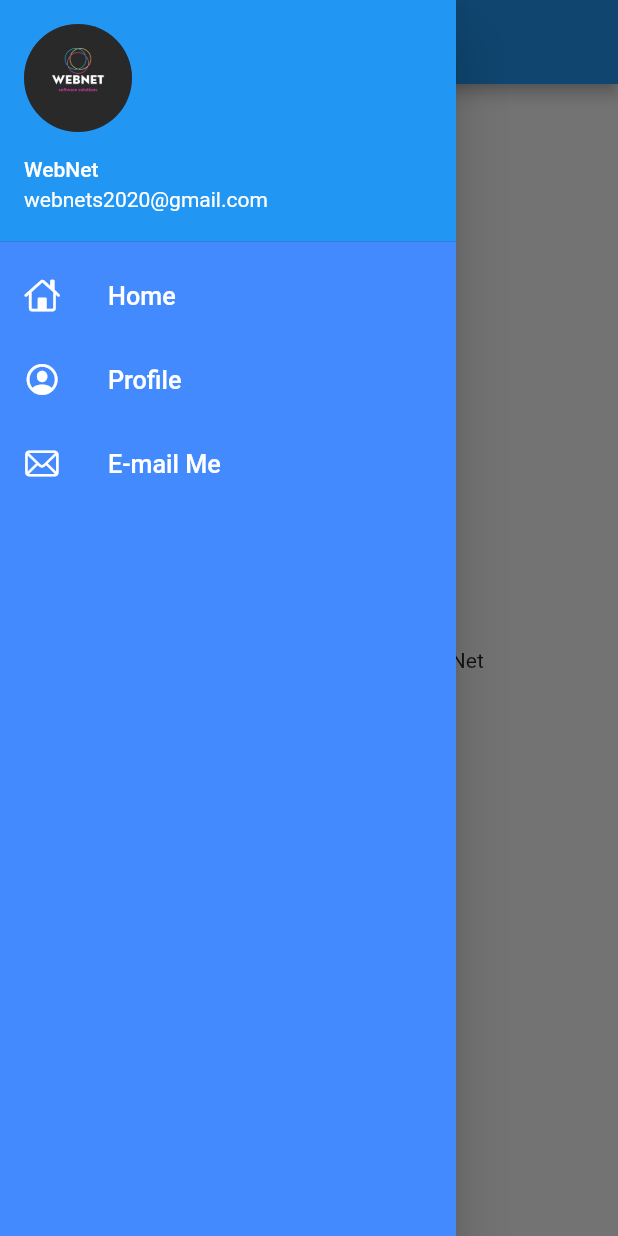
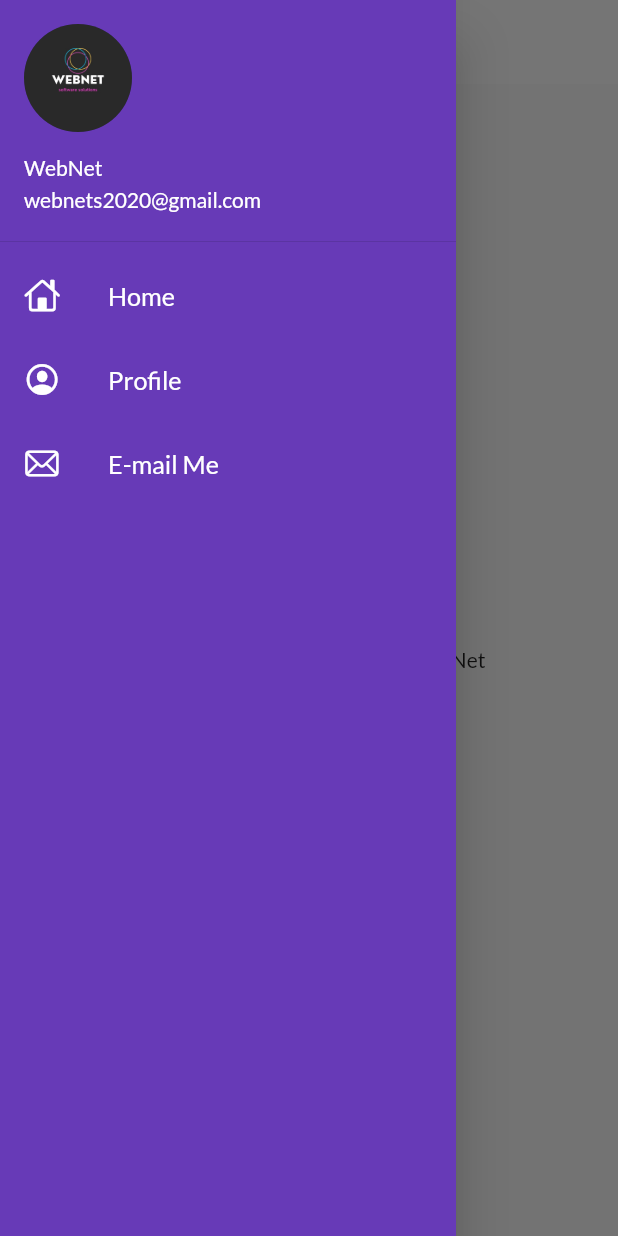
Before and after one commit to CHENCHO121/Flutter-Tutorial, a Flutter app: the screen it shows after launch, with the side drawer open, on a phone screen of 412 x 824 dp. Run offline on Flutter 3.47's test engine with Material 2 defaults, Android fonts, the light colour scheme and no system bars; our stand-ins replace google_fonts.

Commit message:
Theme extracted

```diff
--- a/codepur_1/lib/main.dart
+++ b/codepur_1/lib/main.dart
@@ -1,6 +1,7 @@
 import 'package:codepur_1/pages/home_page.dart';
 import 'package:codepur_1/pages/login_page.dart';
 import 'package:codepur_1/utils/route.dart';
+import 'package:codepur_1/widgets/theme.dart';
 import 'package:flutter/material.dart';
 import 'package:google_fonts/google_fonts.dart';
 
@@ -13,13 +14,9 @@ class MyApp extends StatelessWidget {
   Widget build(BuildContext context) {
     return MaterialApp(
       //home: HomePage(),
-      themeMode: ThemeMode.dark,
-      theme: ThemeData(
-        primarySwatch: Colors.deepPurple,
-        fontFamily: GoogleFonts.lato().fontFamily,
-        primaryTextTheme: GoogleFonts.latoTextTheme(),
-      ),
-      darkTheme: ThemeData(brightness: Brightness.light),
+      themeMode: ThemeMode.light,
+      theme: MyTheme.ligthTheme(context),
+      darkTheme: MyTheme.darkTheme(context),
       debugShowCheckedModeBanner: false,
 
       initialRoute: MyRoute.HomeRoute,
--- a/codepur_1/lib/widgets/drawer.dart
+++ b/codepur_1/lib/widgets/drawer.dart
@@ -6,7 +6,7 @@ class MyDrawer extends StatelessWidget {
   Widget build(BuildContext context) {
     return Drawer(
       child: Container(
-        color: Colors.blueAccent,
+        color: Colors.deepPurple,
         child: ListView(
           padding: EdgeInsets.zero,
           children: [
@@ -32,7 +32,6 @@ class MyDrawer extends StatelessWidget {
                 style: TextStyle(color: Colors.white),
               ),
             ),
-
             ListTile(
               leading: Icon(
                 CupertinoIcons.profile_circled,
@@ -44,7 +43,6 @@ class MyDrawer extends StatelessWidget {
                 style: TextStyle(color: Colors.white),
               ),
             ),
-
             ListTile(
               leading: Icon(
                 CupertinoIcons.mail,
--- /dev/null
+++ b/codepur_1/lib/widgets/theme.dart
@@ -0,0 +1,22 @@
+import 'package:flutter/material.dart';
+import 'package:google_fonts/google_fonts.dart';
+
+class MyTheme{
+  static ThemeData  ligthTheme (BuildContext context)=>ThemeData(
+        primarySwatch: Colors.deepPurple,
+        fontFamily: GoogleFonts.lato().fontFamily,
+        appBarTheme: AppBarTheme(
+          color: Colors.white,
+          elevation: 0,
+          iconTheme: IconThemeData(color: Colors.black),
+          textTheme: Theme.of(context).textTheme,
+
+        )
+      );
+
+
+      static ThemeData  darkTheme (BuildContext context)=>ThemeData(
+        brightness: Brightness.dark
+
+      );
+}
```
